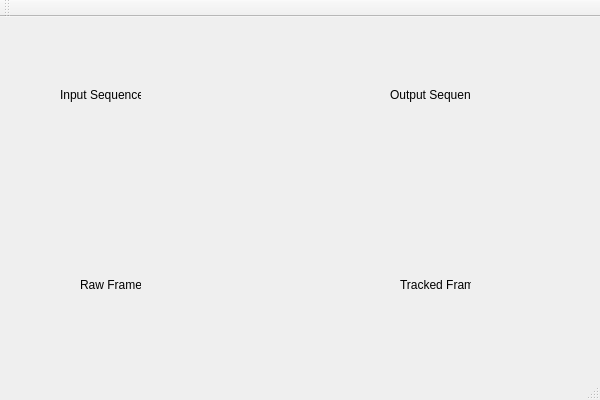
Qt form Tracker/Tracker.ui (ChrisWhiten/Tracker) before a commit.
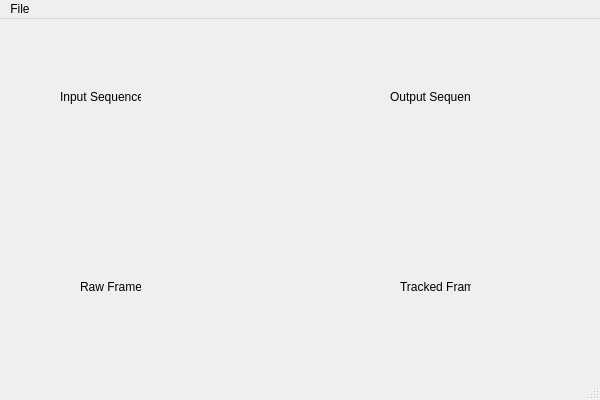
The same form after that commit.

Diff of the .ui file:
```diff
--- a/Tracker/Tracker.ui
+++ b/Tracker/Tracker.ui
@@ -76,14 +76,14 @@
      <height>21</height>
     </rect>
    </property>
-  </widget>
-  <widget class="QToolBar" name="mainToolBar">
-   <attribute name="toolBarArea">
-    <enum>TopToolBarArea</enum>
-   </attribute>
-   <attribute name="toolBarBreak">
-    <bool>false</bool>
-   </attribute>
+   <widget class="QMenu" name="menuFile">
+    <property name="title">
+     <string>File</string>
+    </property>
+    <addaction name="actionLoad"/>
+    <addaction name="actionBeginTracking"/>
+   </widget>
+   <addaction name="menuFile"/>
   </widget>
   <widget class="QStatusBar" name="statusBar"/>
  </widget>
```
Left out of the diff: 10 changed lines with no effect on the pictures.
